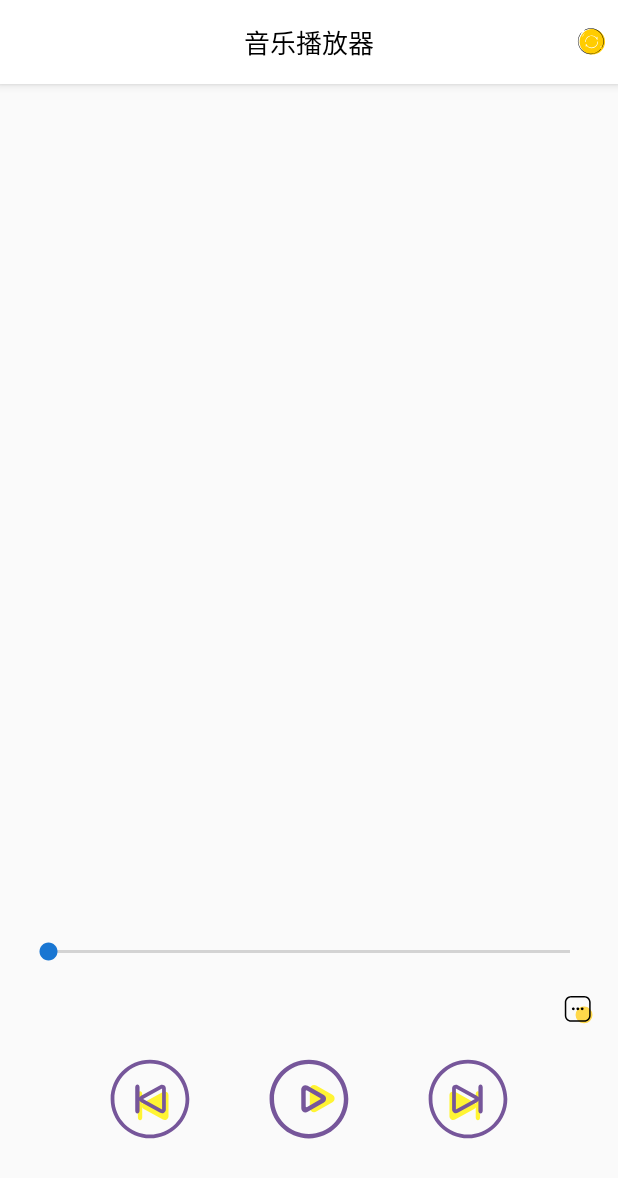
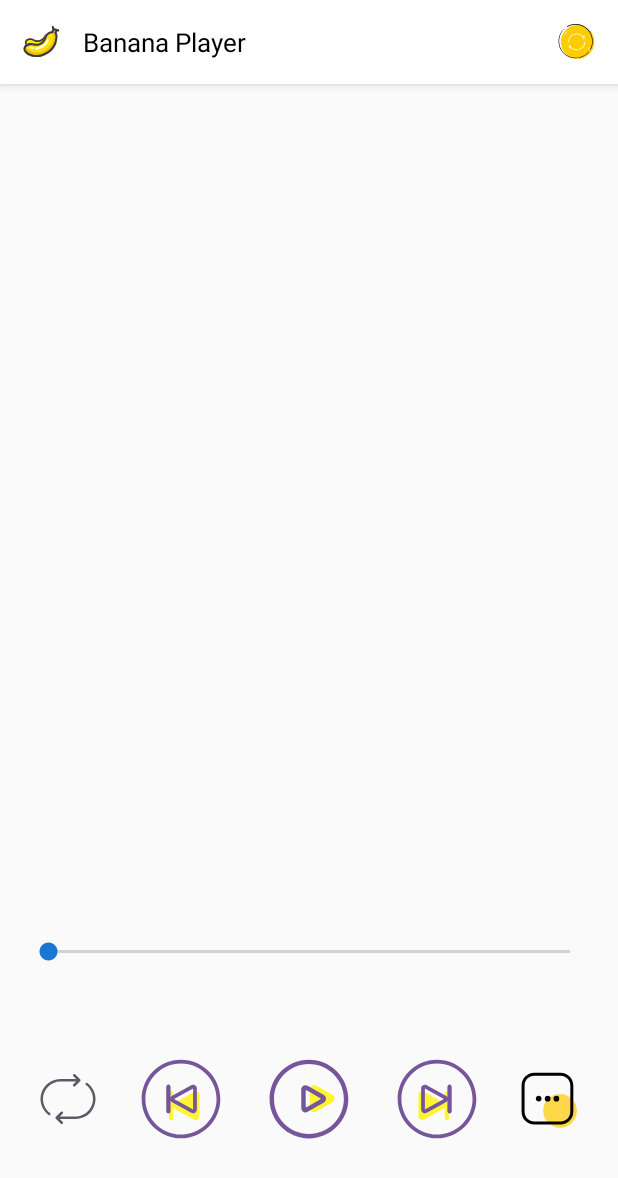
Before and after one commit to LQF39466/BananaPlayer, an Android app: the screen it shows after launch (MainActivity), on a phone screen of 412 x 824 dp. Shown: the top 1178 px of the screen. Run offline under Robolectric (Android 15) with nearby library versions, the phone set to English and light mode, and no system bars; our stand-ins replace RxJava; libraries missing offline, so code that uses them is left out: com.tbruyelle.rxpermissions2, com.umeng.analytics, com.umeng.commonsdk; 8 statements that could not run were skipped.

Commit message:
增加播放顺序切换按钮

```diff
--- a/app/src/main/java/com/hustcsproject/BananaPlayer/MainActivity.java
+++ b/app/src/main/java/com/hustcsproject/BananaPlayer/MainActivity.java
@@ -62,7 +62,7 @@ public class MainActivity extends BaseActivity {
      */
     @Override
     public String getTootBarTitle() {
-        return "音乐播放器";
+        return "Banana Player";
     }
 
     @Override
--- a/app/src/main/java/com/hustcsproject/BananaPlayer/NowPlaying.java
+++ b/app/src/main/java/com/hustcsproject/BananaPlayer/NowPlaying.java
@@ -13,7 +13,6 @@ public class NowPlaying extends MainActivity {
         setContentView(R.layout.activity_now_playing);
 
         Intent intent = getIntent();
-        ImageView albumCoverImageView = findViewById(R.id.albumCoverImageView);
         TextView musicNameTextView = findViewById(R.id.musicNameTextView);
         TextView musicianNameTextView = findViewById(R.id.musicianNameTextView);
         TextView musicLocalFilePathTextView = findViewById(R.id.musicDurationTextView);
--- a/app/src/main/java/com/hustcsproject/BananaPlayer/base/BaseActivity.java
+++ b/app/src/main/java/com/hustcsproject/BananaPlayer/base/BaseActivity.java
@@ -71,7 +71,6 @@ public abstract class BaseActivity extends AppCompatActivity {
         mToolbar = view.findViewById(R.id.toolbar_root);
         mTxtTitle = view.findViewById(R.id.toolbar_title);
         ivToolbarRight = view.findViewById(R.id.iv_toolbar_right);
-        tvToolbarRight = view.findViewById(R.id.tv_toolbar_right);
         if (mToolbar != null) {
             setSupportActionBar(mToolbar);
             //是否显示标题
--- a/app/src/main/res/drawable/ic_baseline_more_40.xml
+++ b/app/src/main/res/drawable/ic_baseline_more_40.xml
@@ -1,5 +1,5 @@
-<vector android:height="20dp" android:viewportHeight="1024"
-    android:viewportWidth="1024" android:width="20dp" xmlns:android="http://schemas.android.com/apk/res/android">
+<vector android:height="40dp" android:viewportHeight="1024"
+    android:viewportWidth="1024" android:width="40dp" xmlns:android="http://schemas.android.com/apk/res/android">
     <path android:fillColor="#FFD84A" android:pathData="M683.5,679.7m-288,0a288,288 0,1 0,576 0,288 288,0 1,0 -576,0Z"/>
     <path android:fillColor="#FF000000" android:pathData="M692.5,913.9h-448c-120.3,0 -217.6,-97.3 -217.6,-217.6v-448c0,-120.3 97.3,-217.6 217.6,-217.6h448c120.3,0 217.6,97.3 217.6,217.6v448c0,119 -97.3,217.6 -217.6,217.6zM244.5,81.9c-92.2,0 -166.4,74.2 -166.4,166.4v448c0,92.2 74.2,166.4 166.4,166.4h448c92.2,0 166.4,-74.2 166.4,-166.4v-448c0,-92.2 -74.2,-166.4 -166.4,-166.4h-448z"/>
     <path android:fillColor="#FF000000" android:pathData="M270.1,472.3c0,26.9 21.8,48.6 48.6,48.6s48.6,-21.8 48.6,-48.6c0,-25.6 -21.8,-48.6 -48.6,-48.6s-48.6,19.2 -48.6,48.6z"/>
--- a/app/src/main/res/layout/activity_main.xml
+++ b/app/src/main/res/layout/activity_main.xml
@@ -35,50 +35,80 @@
             android:layout_width="wrap_content"
             android:layout_height="wrap_content"
             android:background="#00FFFFFF"
+            app:layout_constraintBottom_toBottomOf="@+id/nexButton"
             app:layout_constraintEnd_toStartOf="@+id/nexButton"
             app:layout_constraintHorizontal_bias="0.5"
             app:layout_constraintStart_toEndOf="@+id/prevButton"
             app:layout_constraintTop_toTopOf="@+id/nexButton"
+            app:layout_constraintVertical_bias="0.0"
             app:srcCompat="@drawable/three_play" />
 
         <ImageButton
             android:id="@+id/prevButton"
             android:layout_width="wrap_content"
             android:layout_height="wrap_content"
-            android:layout_marginStart="24dp"
             android:background="#00FFFFFF"
+            app:layout_constraintBottom_toBottomOf="@+id/playButton"
             app:layout_constraintEnd_toStartOf="@+id/playButton"
-            app:layout_constraintStart_toStartOf="parent"
+            app:layout_constraintHorizontal_bias="0.5"
+            app:layout_constraintStart_toEndOf="@+id/imageButton2"
             app:layout_constraintTop_toTopOf="@+id/playButton"
+            app:layout_constraintVertical_bias="1.0"
             app:srcCompat="@drawable/three_prev" />
 
         <ImageButton
             android:id="@+id/nexButton"
             android:layout_width="wrap_content"
             android:layout_height="wrap_content"
-            android:layout_marginEnd="24dp"
             android:background="#00FFFFFF"
             app:layout_constraintBottom_toBottomOf="parent"
-            app:layout_constraintEnd_toEndOf="parent"
+            app:layout_constraintEnd_toStartOf="@+id/imageButton"
             app:layout_constraintHorizontal_bias="0.5"
             app:layout_constraintStart_toEndOf="@+id/playButton"
             app:layout_constraintTop_toBottomOf="@+id/tvSongName"
             app:srcCompat="@drawable/three_next" />
 
+        <ImageButton
+            android:id="@+id/imageButton"
+            android:layout_width="wrap_content"
+            android:layout_height="wrap_content"
+            android:background="#00FFFFFF"
+            android:onClick="startNowPlayingActivity"
+            app:layout_constraintBottom_toBottomOf="@+id/nexButton"
+            app:layout_constraintEnd_toEndOf="parent"
+            app:layout_constraintHorizontal_bias="0.5"
+            app:layout_constraintStart_toEndOf="@+id/nexButton"
+            app:layout_constraintTop_toTopOf="@+id/nexButton"
+            app:layout_constraintVertical_bias="0.55"
+            app:srcCompat="@drawable/ic_baseline_more_40" />
+
+        <ImageButton
+            android:id="@+id/imageButton2"
+            android:layout_width="wrap_content"
+            android:layout_height="wrap_content"
+            android:background="#00FFFFFF"
+            app:layout_constraintBottom_toBottomOf="@+id/prevButton"
+            app:layout_constraintEnd_toStartOf="@+id/prevButton"
+            app:layout_constraintHorizontal_bias="0.5"
+            app:layout_constraintStart_toStartOf="parent"
+            app:layout_constraintTop_toTopOf="@+id/prevButton"
+            app:srcCompat="@drawable/play_order" />
+
         <TextView
             android:id="@+id/tvSongName"
             android:layout_width="0dp"
             android:layout_height="17dp"
-            android:layout_marginStart="16dp"
-            android:layout_marginEnd="8dp"
+            android:layout_marginStart="32dp"
+            android:layout_marginEnd="32dp"
             app:layout_constraintBottom_toTopOf="@+id/nexButton"
-            app:layout_constraintEnd_toStartOf="@+id/imageButton"
+            app:layout_constraintEnd_toEndOf="parent"
             app:layout_constraintHorizontal_bias="0.5"
             app:layout_constraintStart_toStartOf="parent"
             app:layout_constraintTop_toBottomOf="@+id/seekbar" />
 
         <SeekBar
             android:id="@+id/seekbar"
+            style="@style/Widget.AppCompat.SeekBar"
             android:layout_width="match_parent"
             android:layout_height="wrap_content"
             android:layout_marginStart="16dp"
@@ -88,21 +118,9 @@
             app:layout_constraintEnd_toEndOf="parent"
             app:layout_constraintHorizontal_bias="0.5"
             app:layout_constraintStart_toStartOf="parent"
-            app:layout_constraintTop_toTopOf="parent" />
+            app:layout_constraintTop_toTopOf="parent"
+            app:layout_constraintVertical_chainStyle="spread" />
 
-        <ImageButton
-            android:id="@+id/imageButton"
-            android:layout_width="wrap_content"
-            android:layout_height="wrap_content"
-            android:layout_marginEnd="16dp"
-            android:background="#00FFFFFF"
-            android:onClick="startNowPlayingActivity"
-            app:layout_constraintBottom_toBottomOf="@+id/tvSongName"
-            app:layout_constraintEnd_toEndOf="parent"
-            app:layout_constraintHorizontal_bias="0.5"
-            app:layout_constraintStart_toEndOf="@+id/tvSongName"
-            app:layout_constraintTop_toTopOf="@+id/tvSongName"
-            app:srcCompat="@drawable/ic_baseline_more_40" />
     </android.support.constraint.ConstraintLayout>
 
 </LinearLayout>
--- a/app/src/main/res/layout/activity_now_playing.xml
+++ b/app/src/main/res/layout/activity_now_playing.xml
@@ -7,16 +7,18 @@
     tools:context=".NowPlaying">
 
     <ImageView
-        android:id="@+id/albumCoverImageView"
+        android:id="@+id/imageView"
         android:layout_width="wrap_content"
-        android:layout_height="wrap_content"
-        android:layout_marginTop="32dp"
+        android:layout_height="200dp"
+        android:layout_marginStart="32dp"
+        android:layout_marginTop="36dp"
+        android:layout_marginEnd="32dp"
+        android:adjustViewBounds="true"
         app:layout_constraintBottom_toTopOf="@+id/constraintLayout"
         app:layout_constraintEnd_toEndOf="parent"
-        app:layout_constraintHorizontal_bias="0.5"
         app:layout_constraintStart_toStartOf="parent"
         app:layout_constraintTop_toTopOf="parent"
-        tools:srcCompat="@tools:sample/avatars" />
+        app:srcCompat="@drawable/banner" />
 
     <android.support.constraint.ConstraintLayout
         android:id="@+id/constraintLayout"
@@ -25,10 +27,9 @@
         android:layout_marginBottom="32dp"
         app:layout_constraintBottom_toBottomOf="parent"
         app:layout_constraintEnd_toEndOf="parent"
-        app:layout_constraintHorizontal_bias="0.5"
+        app:layout_constraintHorizontal_bias="0.0"
         app:layout_constraintStart_toStartOf="parent"
-        app:layout_constraintTop_toBottomOf="@+id/albumCoverImageView"
-        app:layout_constraintVertical_bias="1.0">
+        app:layout_constraintTop_toBottomOf="@+id/imageView">
 
         <TextView
             android:id="@+id/musicLocalFilePathTextView"
@@ -92,6 +93,7 @@
             app:layout_constraintHorizontal_bias="0.5"
             app:layout_constraintStart_toStartOf="@+id/musicNameTextView"
             app:layout_constraintTop_toBottomOf="@+id/musicNameTextView" />
+
     </android.support.constraint.ConstraintLayout>
 
 </android.support.constraint.ConstraintLayout>
--- a/app/src/main/res/layout/common_toolbar.xml
+++ b/app/src/main/res/layout/common_toolbar.xml
@@ -11,38 +11,38 @@
     android:theme="@style/ToolbarTheme"
     app:popupTheme="@style/ThemeOverlay.AppCompat.Light">
 
+    <ImageView
+        android:id="@+id/iv_toolbar_icon"
+        android:layout_width="35dp"
+        android:layout_height="35dp"
+        android:layout_gravity="start"
+        android:layout_marginStart="10dp"
+        android:background="@null"
+        android:contentDescription="@null"
+        android:padding="4dp"
+        android:scaleType="centerInside"
+        android:visibility="visible"
+        app:srcCompat="@drawable/banana" />
+
     <TextView
         android:id="@+id/toolbar_title"
         android:layout_width="wrap_content"
         android:layout_height="wrap_content"
-        android:layout_gravity="center"
-        android:text="音乐播放器"
+        android:layout_gravity="left"
+        android:layout_marginStart="10dp"
+        android:text="Banana Player"
         android:textColor="?attr/colorPrimaryDark"
         android:textSize="17sp" />
-
-    <TextView
-        android:id="@+id/tv_toolbar_right"
-        android:layout_width="wrap_content"
-        android:layout_height="wrap_content"
-        android:layout_gravity="end"
-        android:background="?android:attr/selectableItemBackground"
-        android:paddingLeft="10dp"
-        android:paddingTop="5dp"
-        android:paddingRight="10dp"
-        android:paddingBottom="5dp"
-        android:text="XXX"
-        android:textColor="?attr/colorPrimaryDark"
-        android:textSize="14sp"
-        android:visibility="gone" />
 
     <ImageView
         android:id="@+id/iv_toolbar_right"
         android:layout_width="35dp"
         android:layout_height="35dp"
         android:layout_gravity="end"
+        android:layout_marginRight="10dp"
         android:background="@null"
         android:contentDescription="@null"
-        android:padding="7dp"
+        android:padding="4dp"
         android:scaleType="centerInside"
-        android:visibility="gone" />
+        android:visibility="visible" />
 </android.support.v7.widget.Toolbar>
--- a/app/src/main/res/values/strings.xml
+++ b/app/src/main/res/values/strings.xml
@@ -1,5 +1,5 @@
 <resources>
-    <string name="app_name">Music Java</string>
+    <string name="app_name">Banana Player</string>
     <string name="btn_last">上一首</string>
     <string name="btn_star">播放/暂停</string>
     <string name="btn_stop">停止</string>
```
Also changed, not shown: app/src/main/res/drawable/banner.png (added).
